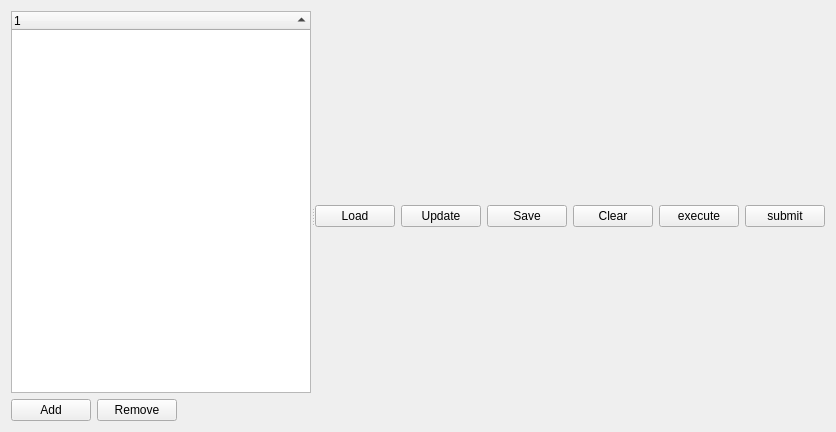
Qt form src/gui/TaskGraphEditor/TaskGraphEditor.ui (rock-core/tools-graph_analysis) before a commit.
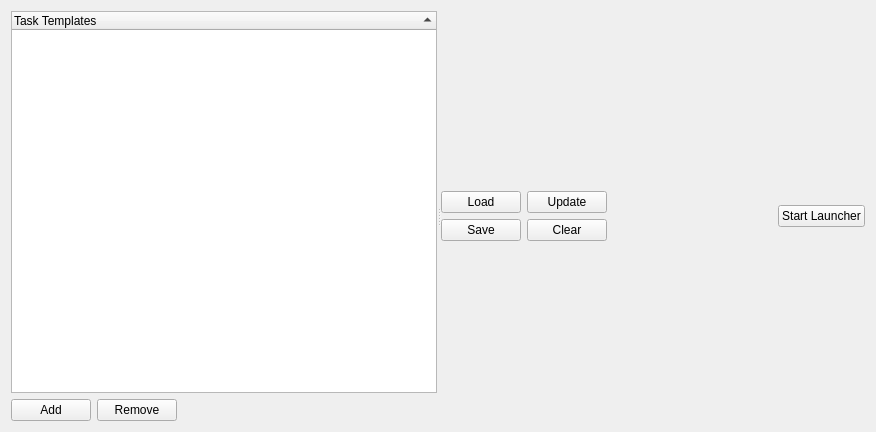
The same form after that commit.

What changed in the file:
```diff
--- a/src/gui/TaskGraphEditor/TaskGraphEditor.ui
+++ b/src/gui/TaskGraphEditor/TaskGraphEditor.ui
@@ -6,7 +6,7 @@
    <rect>
     <x>0</x>
     <y>0</y>
-    <width>554</width>
+    <width>876</width>
     <height>432</height>
    </rect>
   </property>
@@ -37,7 +37,7 @@
          </attribute>
          <column>
           <property name="text">
-           <string notr="true">1</string>
+           <string notr="true">Task Templates</string>
           </property>
          </column>
         </widget>
@@ -75,7 +75,7 @@
        </item>
       </layout>
      </widget>
-     <widget class="QWidget" name="layoutWidget">
+     <widget class="QWidget" name="">
       <layout class="QVBoxLayout" name="verticalLayout_2">
        <item>
         <layout class="QHBoxLayout" name="placeHolder">
@@ -90,33 +90,37 @@
           <enum>QLayout::SetMinimumSize</enum>
          </property>
          <item>
+          <layout class="QGridLayout" name="gridLayout">
+           <item row="0" column="0">
           <widget class="QPushButton" name="loadButton">
            <property name="text">
             <string>Load</string>
            </property>
           </widget>
          </item>
-         <item>
+           <item row="0" column="1">
           <widget class="QPushButton" name="updateButton">
            <property name="text">
             <string>Update</string>
            </property>
           </widget>
          </item>
-         <item>
+           <item row="1" column="0">
           <widget class="QPushButton" name="saveButton">
            <property name="text">
             <string>Save</string>
            </property>
           </widget>
          </item>
-         <item>
+           <item row="1" column="1">
           <widget class="QPushButton" name="clearButton">
            <property name="text">
             <string>Clear</string>
            </property>
           </widget>
          </item>
+          </layout>
+         </item>
          <item>
           <spacer name="horizontalSpacer_2">
            <property name="orientation">
@@ -133,14 +137,7 @@
          <item>
           <widget class="QPushButton" name="executeLauncher">
            <property name="text">
-            <string>execute</string>
-           </property>
-          </widget>
-         </item>
-         <item>
-          <widget class="QPushButton" name="submitNetwork">
-           <property name="text">
-            <string>submit</string>
+            <string>Start Launcher</string>
            </property>
           </widget>
          </item>
```
Left out of the diff: 2 changed lines with no effect on the pictures. Lines whose indentation alone changed are shown as unchanged.
